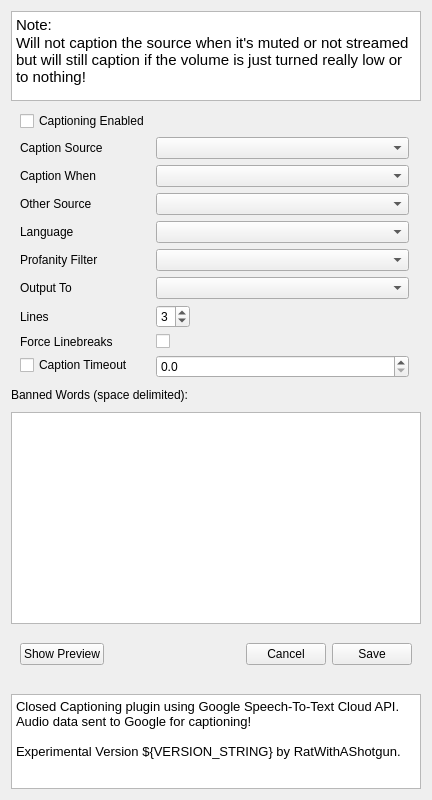
Before: the Qt Designer form src/ui/CaptionSettingsWidget.ui in 0x01050/google-live-captions-obs-plugin, drawn with Qt 5.
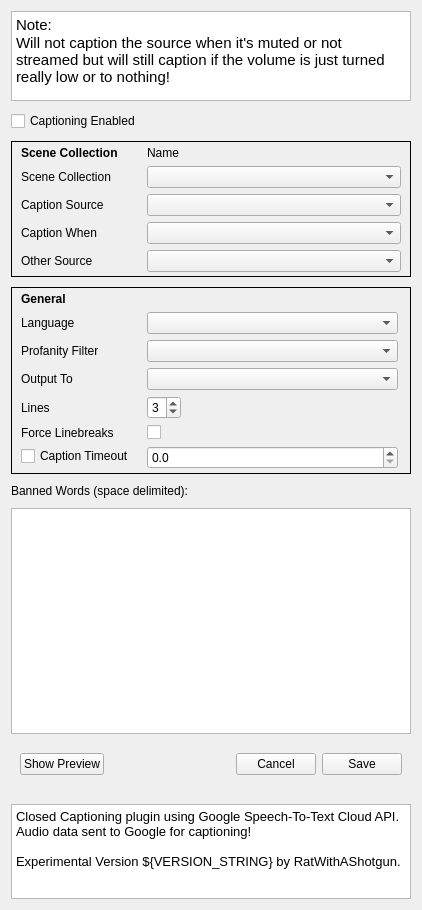
After: the same form once the commit is applied.

What changed in the file:
```diff
--- a/src/ui/CaptionSettingsWidget.ui
+++ b/src/ui/CaptionSettingsWidget.ui
@@ -6,8 +6,8 @@
    <rect>
     <x>0</x>
     <y>0</y>
-    <width>432</width>
-    <height>800</height>
+    <width>422</width>
+    <height>910</height>
    </rect>
   </property>
   <property name="sizePolicy">
@@ -42,23 +42,21 @@
     </widget>
    </item>
    <item>
-    <widget class="QWidget" name="widget_2" native="true">
-     <property name="sizePolicy">
-      <sizepolicy hsizetype="Preferred" vsizetype="Fixed">
-       <horstretch>0</horstretch>
-       <verstretch>0</verstretch>
-      </sizepolicy>
+    <widget class="QCheckBox" name="enabledCheckBox">
+     <property name="text">
+      <string>Captioning Enabled</string>
      </property>
-     <property name="minimumSize">
-      <size>
-       <width>0</width>
-       <height>50</height>
-      </size>
+    </widget>
+   </item>
+   <item>
+    <widget class="QFrame" name="frame_3">
+     <property name="frameShape">
+      <enum>QFrame::Box</enum>
      </property>
-     <layout class="QFormLayout" name="formLayout">
-      <property name="sizeConstraint">
-       <enum>QLayout::SetNoConstraint</enum>
-      </property>
+     <property name="frameShadow">
+      <enum>QFrame::Plain</enum>
+     </property>
+     <layout class="QFormLayout" name="formLayout_2">
       <property name="labelAlignment">
        <set>Qt::AlignLeading|Qt::AlignLeft|Qt::AlignVCenter</set>
       </property>
@@ -69,22 +67,35 @@
        <number>6</number>
       </property>
       <property name="topMargin">
-       <number>0</number>
-      </property>
-      <property name="rightMargin">
-       <number>12</number>
+       <number>4</number>
       </property>
       <property name="bottomMargin">
-       <number>0</number>
+       <number>4</number>
       </property>
-      <item row="1" column="0">
-       <widget class="QCheckBox" name="enabledCheckBox">
-        <property name="text">
-         <string>Captioning Enabled</string>
-        </property>
-       </widget>
-      </item>
       <item row="2" column="0">
+       <widget class="QLabel" name="sceneCollectionSelectLabel">
+        <property name="minimumSize">
+         <size>
+          <width>120</width>
+          <height>0</height>
+         </size>
+        </property>
+        <property name="text">
+         <string>Scene Collection</string>
+        </property>
+       </widget>
+      </item>
+      <item row="2" column="1">
+       <widget class="QComboBox" name="sceneCollectionComboBox">
+        <property name="minimumSize">
+         <size>
+          <width>250</width>
+          <height>0</height>
+         </size>
+        </property>
+       </widget>
+      </item>
+      <item row="3" column="0">
        <widget class="QLabel" name="label">
         <property name="sizePolicy">
          <sizepolicy hsizetype="Fixed" vsizetype="Preferred">
@@ -97,7 +108,7 @@
         </property>
        </widget>
       </item>
-      <item row="2" column="1">
+      <item row="3" column="1">
        <widget class="QComboBox" name="sourcesComboBox">
         <property name="sizePolicy">
          <sizepolicy hsizetype="Preferred" vsizetype="Fixed">
@@ -147,14 +158,148 @@
         </property>
        </widget>
       </item>
-      <item row="9" column="0">
+      <item row="1" column="0">
+       <widget class="QLabel" name="sceneCollectionNameLabel_1">
+        <property name="font">
+         <font>
+          <weight>75</weight>
+          <bold>true</bold>
+         </font>
+        </property>
+        <property name="text">
+         <string>Scene Collection</string>
+        </property>
+       </widget>
+      </item>
+      <item row="1" column="1">
+       <widget class="QLabel" name="sceneCollectionNameLabel_2">
+        <property name="text">
+         <string>Name</string>
+        </property>
+       </widget>
+      </item>
+     </layout>
+    </widget>
+   </item>
+   <item>
+    <widget class="QFrame" name="frame_2">
+     <property name="sizePolicy">
+      <sizepolicy hsizetype="Preferred" vsizetype="Preferred">
+       <horstretch>0</horstretch>
+       <verstretch>0</verstretch>
+      </sizepolicy>
+     </property>
+     <property name="frameShape">
+      <enum>QFrame::Box</enum>
+     </property>
+     <layout class="QFormLayout" name="formLayout">
+      <property name="sizeConstraint">
+       <enum>QLayout::SetNoConstraint</enum>
+      </property>
+      <property name="labelAlignment">
+       <set>Qt::AlignLeading|Qt::AlignLeft|Qt::AlignVCenter</set>
+      </property>
+      <property name="formAlignment">
+       <set>Qt::AlignLeading|Qt::AlignLeft|Qt::AlignTop</set>
+      </property>
+      <property name="verticalSpacing">
+       <number>6</number>
+      </property>
+      <property name="topMargin">
+       <number>4</number>
+      </property>
+      <property name="rightMargin">
+       <number>12</number>
+      </property>
+      <property name="bottomMargin">
+       <number>4</number>
+      </property>
+      <item row="1" column="0">
+       <widget class="QLabel" name="label_6">
+        <property name="minimumSize">
+         <size>
+          <width>120</width>
+          <height>0</height>
+         </size>
+        </property>
+        <property name="text">
+         <string>Language </string>
+        </property>
+       </widget>
+      </item>
+      <item row="1" column="1">
+       <widget class="QComboBox" name="languageComboBox">
+        <property name="minimumSize">
+         <size>
+          <width>250</width>
+          <height>0</height>
+         </size>
+        </property>
+       </widget>
+      </item>
+      <item row="3" column="0">
+       <widget class="QLabel" name="label_7">
+        <property name="text">
+         <string>Profanity Filter</string>
+        </property>
+       </widget>
+      </item>
+      <item row="3" column="1">
+       <widget class="QComboBox" name="profanityFilterComboBox">
+        <property name="minimumSize">
+         <size>
+          <width>250</width>
+          <height>0</height>
+         </size>
+        </property>
+       </widget>
+      </item>
+      <item row="5" column="0">
+       <widget class="QLabel" name="label_8">
+        <property name="text">
+         <string>Output To</string>
+        </property>
+       </widget>
+      </item>
+      <item row="5" column="1">
+       <widget class="QComboBox" name="outputTargetComboBox">
+        <property name="minimumSize">
+         <size>
+          <width>250</width>
+          <height>0</height>
+         </size>
+        </property>
+       </widget>
+      </item>
+      <item row="7" column="0">
        <widget class="QLabel" name="label_2">
         <property name="text">
          <string>Lines</string>
         </property>
        </widget>
       </item>
+      <item row="9" column="0">
+       <widget class="QLabel" name="label_3">
+        <property name="text">
+         <string>Force Linebreaks</string>
+        </property>
+       </widget>
+      </item>
       <item row="9" column="1">
+       <widget class="QCheckBox" name="insertLinebreaksCheckBox">
+        <property name="text">
+         <string/>
+        </property>
+       </widget>
+      </item>
+      <item row="10" column="0">
+       <widget class="QCheckBox" name="captionTimeoutEnabledCheckBox">
+        <property name="text">
+         <string>Caption Timeout</string>
+        </property>
+       </widget>
+      </item>
+      <item row="7" column="1">
        <widget class="QSpinBox" name="lineCountSpinBox">
         <property name="sizePolicy">
          <sizepolicy hsizetype="Fixed" vsizetype="Fixed">
@@ -173,82 +318,23 @@
         </property>
        </widget>
       </item>
-      <item row="11" column="0">
-       <widget class="QLabel" name="label_3">
-        <property name="text">
-         <string>Force Linebreaks</string>
-        </property>
-       </widget>
-      </item>
-      <item row="11" column="1">
-       <widget class="QCheckBox" name="insertLinebreaksCheckBox">
-        <property name="text">
-         <string/>
-        </property>
-       </widget>
-      </item>
-      <item row="12" column="0">
-       <widget class="QCheckBox" name="captionTimeoutEnabledCheckBox">
-        <property name="text">
-         <string>Caption Timeout</string>
-        </property>
-       </widget>
-      </item>
-      <item row="12" column="1">
+      <item row="10" column="1">
        <widget class="QDoubleSpinBox" name="captionTimeoutDoubleSpinBox">
         <property name="decimals">
          <number>1</number>
         </property>
        </widget>
       </item>
-      <item row="6" column="0">
-       <widget class="QLabel" name="label_6">
-        <property name="text">
-         <string>Language </string>
+      <item row="0" column="0">
+       <widget class="QLabel" name="label_11">
+        <property name="font">
+         <font>
+          <weight>75</weight>
+          <bold>true</bold>
+         </font>
         </property>
-       </widget>
-      </item>
-      <item row="6" column="1">
-       <widget class="QComboBox" name="languageComboBox">
-        <property name="minimumSize">
-         <size>
-          <width>250</width>
-          <height>0</height>
-         </size>
-        </property>
-       </widget>
-      </item>
-      <item row="7" column="0">
-       <widget class="QLabel" name="label_7">
         <property name="text">
-         <string>Profanity Filter</string>
-        </property>
-       </widget>
-      </item>
-      <item row="7" column="1">
-       <widget class="QComboBox" name="profanityFilterComboBox">
-        <property name="minimumSize">
-         <size>
-          <width>250</width>
-          <height>0</height>
-         </size>
-        </property>
-       </widget>
-      </item>
-      <item row="8" column="0">
-       <widget class="QLabel" name="label_8">
-        <property name="text">
-         <string>Output To</string>
-        </property>
-       </widget>
-      </item>
-      <item row="8" column="1">
-       <widget class="QComboBox" name="outputTargetComboBox">
-        <property name="minimumSize">
-         <size>
-          <width>250</width>
-          <height>0</height>
-         </size>
+         <string>General</string>
         </property>
        </widget>
       </item>
```
